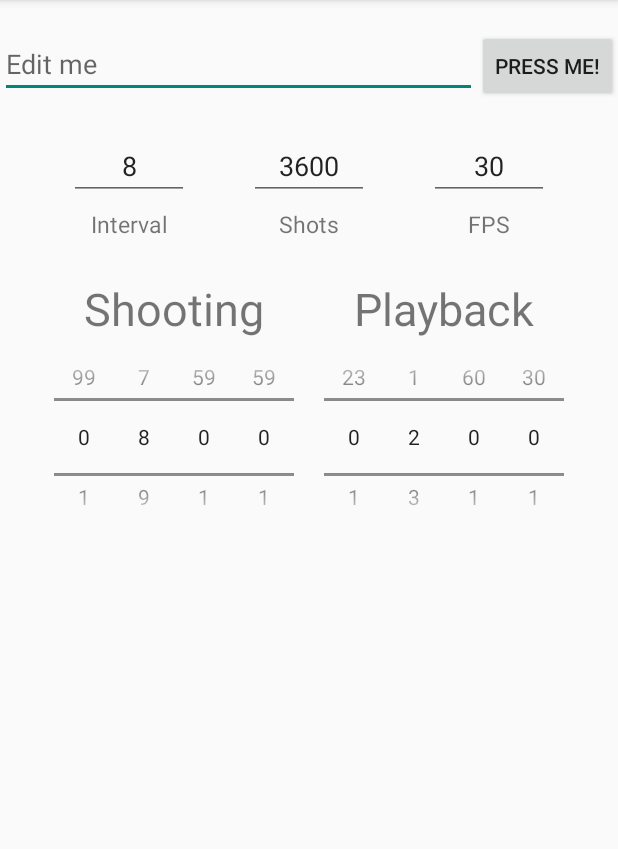
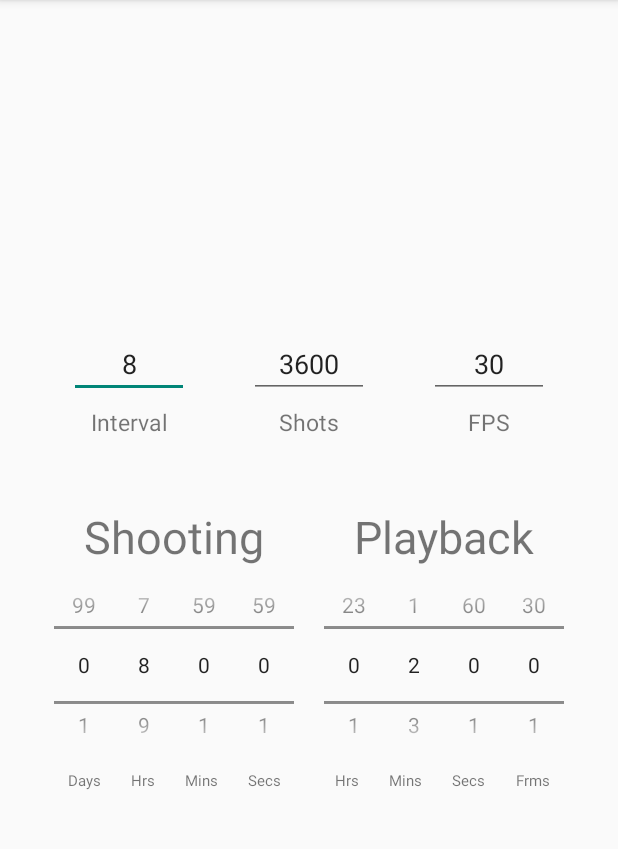
Before and after one commit to sighmon/Timelapse-Calculator-Android, an Android app: the screen it shows after launch (MainActivity), on a phone screen of 412 x 824 dp, the part 84-933 px from its top. Run offline under Robolectric (Android 15) with nearby library versions, the phone set to English and light mode, and no system bars.

Commit message:
Added picker descriptions. Removed tutorial gumf.

```diff
--- a/mobile/src/main/java/com/sighmon/timelapsehelper/MainActivity.java
+++ b/mobile/src/main/java/com/sighmon/timelapsehelper/MainActivity.java
@@ -159,14 +159,14 @@ public class MainActivity extends Activity {
     }
 
     /** Called when the user clicks the Send button */
-    public void sendMessage(View view) {
+    /* public void sendMessage(View view) {
         // Do something in response to button
         Intent intent = new Intent(this, DisplayMessageActivity.class);
         EditText editText = (EditText) findViewById(R.id.edit_message);
         String message = editText.getText().toString();
         intent.putExtra(EXTRA_MESSAGE, message);
         startActivity(intent);
-    }
+    } */
 
     /*** TIME CALCULATION MATH ***/
 
--- a/mobile/src/main/res/layout/fragment_main.xml
+++ b/mobile/src/main/res/layout/fragment_main.xml
@@ -2,25 +2,8 @@
     xmlns:tools="http://schemas.android.com/tools"
     android:layout_width="match_parent"
     android:layout_height="match_parent"
-    android:orientation="vertical" >
-
-    <LinearLayout
-        android:layout_width="fill_parent"
-        android:layout_height="wrap_content"
-        android:orientation="horizontal"
-        android:layout_marginTop="20dp">
-
-        <EditText android:id="@+id/edit_message"
-            android:layout_weight="1"
-            android:layout_width="0dp"
-            android:layout_height="wrap_content"
-            android:hint="@string/edit_message" />
-        <Button
-            android:layout_width="wrap_content"
-            android:layout_height="wrap_content"
-            android:text="@string/press_me"
-            android:onClick="sendMessage" />
-    </LinearLayout>
+    android:orientation="vertical"
+    android:gravity="center_vertical">
 
     <LinearLayout
         android:layout_width="wrap_content"
@@ -74,7 +57,7 @@
             android:layout_width="80dp"
             android:layout_height="wrap_content"
             android:text="@string/interval"
-            android:textSize="15dp"
+            android:textSize="@dimen/edit_text_description_text_size"
             android:layout_marginLeft="20dp"
             android:layout_marginRight="20dp"
             android:gravity="center"/>
@@ -83,7 +66,7 @@
             android:layout_width="80dp"
             android:layout_height="wrap_content"
             android:text="@string/shots"
-            android:textSize="15dp"
+            android:textSize="@dimen/edit_text_description_text_size"
             android:layout_marginLeft="20dp"
             android:layout_marginRight="20dp"
             android:gravity="center"/>
@@ -92,7 +75,7 @@
             android:layout_width="80dp"
             android:layout_height="wrap_content"
             android:text="@string/fps"
-            android:textSize="15dp"
+            android:textSize="@dimen/edit_text_description_text_size"
             android:layout_marginLeft="20dp"
             android:layout_marginRight="20dp"
             android:gravity="center"/>
@@ -104,21 +87,21 @@
         android:layout_height="wrap_content"
         android:orientation="horizontal"
         android:layout_gravity="center_horizontal"
-        android:paddingTop="20dp"
+        android:paddingTop="40dp"
         android:paddingBottom="5dp">
 
         <TextView
             android:layout_width="fill_parent"
             android:layout_height="wrap_content"
             android:text="@string/shooting_picker"
-            android:textSize="30dp"
+            android:textSize="@dimen/picker_title_text_size"
             android:layout_marginRight="60dp"/>
 
         <TextView
             android:layout_width="fill_parent"
             android:layout_height="wrap_content"
             android:text="@string/playback_picker"
-            android:textSize="30dp"/>
+            android:textSize="@dimen/picker_title_text_size"/>
 
     </LinearLayout>
 
@@ -163,4 +146,80 @@
             android:layout_height="120dp"></NumberPicker>
     </LinearLayout>
 
+    <LinearLayout
+        android:layout_width="wrap_content"
+        android:layout_height="wrap_content"
+        android:orientation="horizontal"
+        android:layout_gravity="center_horizontal"
+        android:layout_marginTop="10dp"
+        android:layout_marginBottom="40dp">
+
+        <TextView
+            android:layout_width="wrap_content"
+            android:layout_height="wrap_content"
+            android:text="@string/shootingDays"
+            android:textSize="@dimen/picker_description_text_size"
+            android:layout_marginLeft="@dimen/picker_description_margin"
+            android:layout_marginRight="@dimen/picker_description_margin"
+            android:gravity="center"/>
+        <TextView
+            android:layout_width="wrap_content"
+            android:layout_height="wrap_content"
+            android:text="@string/shootingHours"
+            android:textSize="@dimen/picker_description_text_size"
+            android:layout_marginLeft="@dimen/picker_description_margin"
+            android:layout_marginRight="@dimen/picker_description_margin"
+            android:gravity="center"/>
+        <TextView
+            android:layout_width="wrap_content"
+            android:layout_height="wrap_content"
+            android:text="@string/shootingMinutes"
+            android:textSize="@dimen/picker_description_text_size"
+            android:layout_marginLeft="@dimen/picker_description_margin"
+            android:layout_marginRight="@dimen/picker_description_margin"
+            android:gravity="center"/>
+        <TextView
+            android:layout_width="wrap_content"
+            android:layout_height="wrap_content"
+            android:text="@string/shootingSeconds"
+            android:textSize="@dimen/picker_description_text_size"
+            android:layout_marginLeft="@dimen/picker_description_margin"
+            android:layout_marginRight="18dp"
+            android:gravity="center"/>
+
+        <TextView
+            android:layout_width="wrap_content"
+            android:layout_height="wrap_content"
+            android:text="@string/playbackHours"
+            android:textSize="@dimen/picker_description_text_size"
+            android:layout_marginLeft="18dp"
+            android:layout_marginRight="@dimen/picker_description_margin"
+            android:gravity="center"/>
+        <TextView
+            android:layout_width="wrap_content"
+            android:layout_height="wrap_content"
+            android:text="@string/playbackMinutes"
+            android:textSize="@dimen/picker_description_text_size"
+            android:layout_marginLeft="@dimen/picker_description_margin"
+            android:layout_marginRight="@dimen/picker_description_margin"
+            android:gravity="center"/>
+        <TextView
+            android:layout_width="wrap_content"
+            android:layout_height="wrap_content"
+            android:text="@string/playbackSeconds"
+            android:textSize="@dimen/picker_description_text_size"
+            android:layout_marginLeft="@dimen/picker_description_margin"
+            android:layout_marginRight="@dimen/picker_description_margin"
+            android:gravity="center"/>
+        <TextView
+            android:layout_width="wrap_content"
+            android:layout_height="wrap_content"
+            android:text="@string/playbackFrames"
+            android:textSize="@dimen/picker_description_text_size"
+            android:layout_marginLeft="@dimen/picker_description_margin"
+            android:layout_marginRight="@dimen/picker_description_margin"
+            android:gravity="center"/>
+
+    </LinearLayout>
+
 </LinearLayout>
--- a/mobile/src/main/res/values/dimens.xml
+++ b/mobile/src/main/res/values/dimens.xml
@@ -2,4 +2,8 @@
     <!-- Default screen margins, per the Android Design guidelines. -->
     <dimen name="activity_horizontal_margin">16dp</dimen>
     <dimen name="activity_vertical_margin">16dp</dimen>
+    <dimen name="picker_description_text_size">10dp</dimen>
+    <dimen name="picker_title_text_size">30dp</dimen>
+    <dimen name="edit_text_description_text_size">15dp</dimen>
+    <dimen name="picker_description_margin">10dp</dimen>
 </resources>
--- a/mobile/src/main/res/values/strings.xml
+++ b/mobile/src/main/res/values/strings.xml
@@ -17,6 +17,14 @@
     <string name="interval">Interval</string>
     <string name="shots">Shots</string>
     <string name="fps">FPS</string>
+    <string name="shootingDays">Days</string>
+    <string name="shootingHours">Hrs</string>
+    <string name="shootingMinutes">Mins</string>
+    <string name="shootingSeconds">Secs</string>
+    <string name="playbackHours">Hrs</string>
+    <string name="playbackMinutes">Mins</string>
+    <string name="playbackSeconds">Secs</string>
+    <string name="playbackFrames">Frms</string>
 
 
 </resources>
```
